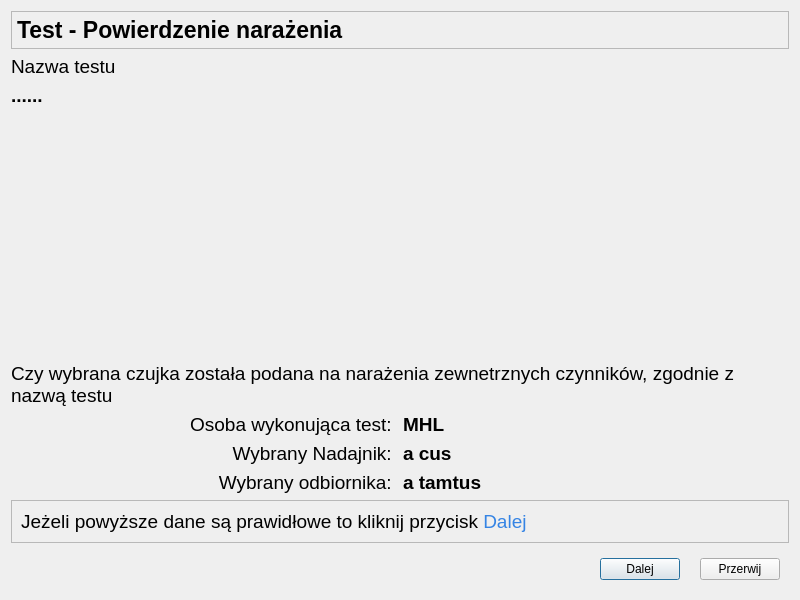
Old version of the form CzujkiLinioweApp/oknopotwierdzenienarazenia.ui in the repository wiacekmarcin/CzujkiLiniowe.
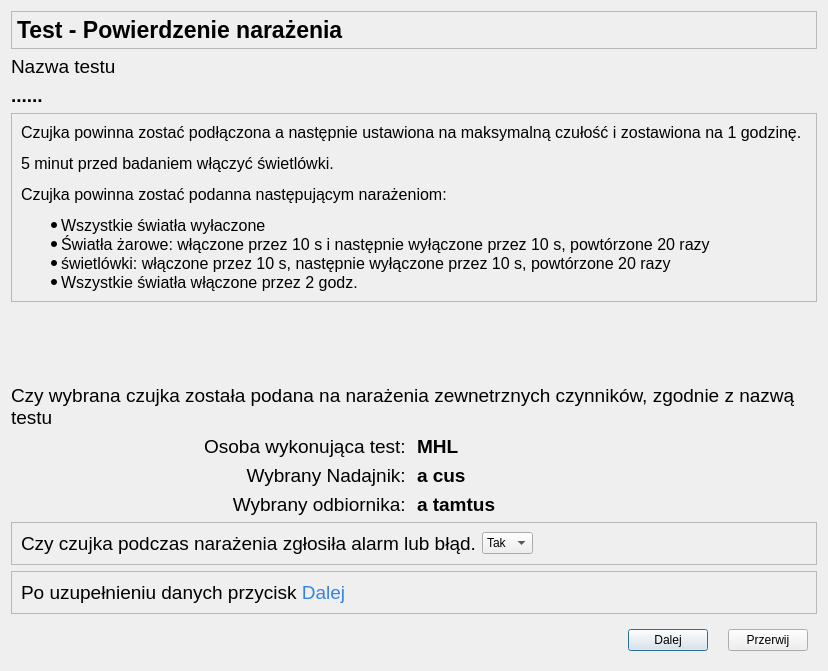
New version of the form. Icons and pictures are not drawn.

```diff
--- a/CzujkiLinioweApp/oknopotwierdzenienarazenia.ui
+++ b/CzujkiLinioweApp/oknopotwierdzenienarazenia.ui
@@ -6,16 +6,75 @@
    <rect>
     <x>0</x>
     <y>0</y>
-    <width>800</width>
-    <height>600</height>
+    <width>828</width>
+    <height>671</height>
    </rect>
   </property>
   <property name="windowTitle">
    <string>Parametry Testu - potwierdzenie wykonanych czynności</string>
   </property>
   <layout class="QGridLayout" name="gridLayout">
-   <item row="5" column="1">
-    <widget class="QLabel" name="osobaWykonujacaTest">
+   <item row="11" column="0" colspan="2">
+    <widget class="QWidget" name="widget" native="true">
+     <layout class="QHBoxLayout" name="horizontalLayout_3">
+      <property name="spacing">
+       <number>20</number>
+      </property>
+      <item>
+       <spacer name="horizontalSpacer">
+        <property name="orientation">
+         <enum>Qt::Horizontal</enum>
+        </property>
+        <property name="sizeHint" stdset="0">
+         <size>
+          <width>349</width>
+          <height>20</height>
+         </size>
+        </property>
+       </spacer>
+      </item>
+      <item>
+       <widget class="QPushButton" name="pbDalej">
+        <property name="text">
+         <string>Dalej</string>
+        </property>
+        <property name="icon">
+         <iconset theme="media-playback-start">
+          <normaloff>.</normaloff>.</iconset>
+        </property>
+       </widget>
+      </item>
+      <item>
+       <widget class="QPushButton" name="pbPrzerwij">
+        <property name="text">
+         <string>Przerwij</string>
+        </property>
+        <property name="icon">
+         <iconset theme="media-playback-stop">
+          <normaloff>.</normaloff>.</iconset>
+        </property>
+       </widget>
+      </item>
+     </layout>
+    </widget>
+   </item>
+   <item row="8" column="0">
+    <widget class="QLabel" name="eReceiver">
+     <property name="font">
+      <font>
+       <pointsize>14</pointsize>
+      </font>
+     </property>
+     <property name="text">
+      <string>Wybrany odbiornika: </string>
+     </property>
+     <property name="alignment">
+      <set>Qt::AlignRight|Qt::AlignTrailing|Qt::AlignVCenter</set>
+     </property>
+    </widget>
+   </item>
+   <item row="7" column="1">
+    <widget class="QLabel" name="numerNadajnika">
      <property name="font">
       <font>
        <pointsize>14</pointsize>
@@ -23,10 +82,62 @@
       </font>
      </property>
      <property name="text">
-      <string>MHL</string>
+      <string>a cus</string>
      </property>
     </widget>
    </item>
+   <item row="4" column="0">
+    <spacer name="verticalSpacer">
+     <property name="orientation">
+      <enum>Qt::Vertical</enum>
+     </property>
+     <property name="sizeHint" stdset="0">
+      <size>
+       <width>20</width>
+       <height>40</height>
+      </size>
+     </property>
+    </spacer>
+   </item>
+   <item row="1" column="0">
+    <widget class="QLabel" name="lTestName">
+     <property name="font">
+      <font>
+       <pointsize>14</pointsize>
+      </font>
+     </property>
+     <property name="text">
+      <string>Nazwa testu</string>
+     </property>
+     <property name="alignment">
+      <set>Qt::AlignLeading|Qt::AlignLeft|Qt::AlignVCenter</set>
+     </property>
+    </widget>
+   </item>
+   <item row="3" column="0" colspan="2">
+    <widget class="QFrame" name="fr_rozproszoneSwiatlo">
+     <property name="frameShape">
+      <enum>QFrame::StyledPanel</enum>
+     </property>
+     <property name="frameShadow">
+      <enum>QFrame::Raised</enum>
+     </property>
+     <layout class="QHBoxLayout" name="horizontalLayout_4">
+      <item>
+       <widget class="QLabel" name="label">
+        <property name="font">
+         <font>
+          <pointsize>12</pointsize>
+         </font>
+        </property>
+        <property name="text">
+         <string>&lt;html&gt;&lt;head/&gt;&lt;body&gt;&lt;p&gt;Czujka powinna zostać podłączona a następnie ustawiona na maksymalną czułość i zostawiona na 1 godzinę.&lt;/p&gt;&lt;p&gt;5 minut przed badaniem włączyć świetlówki.&lt;/p&gt;&lt;p&gt;Czujka powinna zostać podanna następującym narażeniom:&lt;/p&gt;&lt;ul style=&quot;margin-top: 0px; margin-bottom: 0px; margin-left: 0px; margin-right: 0px; -qt-list-indent: 1;&quot;&gt;&lt;li style=&quot; margin-top:12px; margin-bottom:0px; margin-left:0px; margin-right:0px; -qt-block-indent:0; text-indent:0px;&quot;&gt;Wszystkie światła wyłaczone&lt;/li&gt;&lt;li style=&quot; margin-top:0px; margin-bottom:0px; margin-left:0px; margin-right:0px; -qt-block-indent:0; text-indent:0px;&quot;&gt;Światła żarowe: włączone przez 10 s i następnie wyłączone przez 10 s, powtórzone 20 razy&lt;/li&gt;&lt;li style=&quot; margin-top:0px; margin-bottom:0px; margin-left:0px; margin-right:0px; -qt-block-indent:0; text-indent:0px;&quot;&gt;świetlówki: włączone przez 10 s, następnie wyłączone przez 10 s, powtórzone 20 razy&lt;/li&gt;&lt;li style=&quot; margin-top:0px; margin-bottom:12px; margin-left:0px; margin-right:0px; -qt-block-indent:0; text-indent:0px;&quot;&gt;Wszystkie światła włączone przez 2 godz.&lt;/li&gt;&lt;/ul&gt;&lt;/body&gt;&lt;/html&gt;</string>
+        </property>
+       </widget>
+      </item>
+     </layout>
+    </widget>
+   </item>
    <item row="0" column="0" colspan="2">
     <widget class="QFrame" name="frame">
      <property name="maximumSize">
@@ -76,22 +187,50 @@
      </layout>
     </widget>
    </item>
-   <item row="7" column="0">
-    <widget class="QLabel" name="eReceiver">
+   <item row="5" column="0" colspan="2">
+    <widget class="QLabel" name="label_4">
      <property name="font">
       <font>
        <pointsize>14</pointsize>
       </font>
      </property>
      <property name="text">
-      <string>Wybrany odbiornika: </string>
+      <string>Czy wybrana czujka została podana na narażenia zewnetrznych czynników, zgodnie z nazwą testu</string>
+     </property>
+     <property name="wordWrap">
+      <bool>true</bool>
+     </property>
+    </widget>
+   </item>
+   <item row="6" column="0">
+    <widget class="QLabel" name="lOsobaWykonujacaTest">
+     <property name="font">
+      <font>
+       <pointsize>14</pointsize>
+      </font>
+     </property>
+     <property name="text">
+      <string>Osoba wykonująca test: </string>
      </property>
      <property name="alignment">
       <set>Qt::AlignRight|Qt::AlignTrailing|Qt::AlignVCenter</set>
      </property>
     </widget>
    </item>
-   <item row="7" column="1">
+   <item row="6" column="1">
+    <widget class="QLabel" name="osobaWykonujacaTest">
+     <property name="font">
+      <font>
+       <pointsize>14</pointsize>
+       <bold>true</bold>
+      </font>
+     </property>
+     <property name="text">
+      <string>MHL</string>
+     </property>
+    </widget>
+   </item>
+   <item row="8" column="1">
     <widget class="QLabel" name="numerReceiver">
      <property name="font">
       <font>
@@ -117,51 +256,7 @@
      </property>
     </widget>
    </item>
-   <item row="9" column="0" colspan="2">
-    <widget class="QWidget" name="widget" native="true">
-     <layout class="QHBoxLayout" name="horizontalLayout_3">
-      <property name="spacing">
-       <number>20</number>
-      </property>
-      <item>
-       <spacer name="horizontalSpacer">
-        <property name="orientation">
-         <enum>Qt::Horizontal</enum>
-        </property>
-        <property name="sizeHint" stdset="0">
-         <size>
-          <width>349</width>
-          <height>20</height>
-         </size>
-        </property>
-       </spacer>
-      </item>
-      <item>
-       <widget class="QPushButton" name="pbDalej">
-        <property name="text">
-         <string>Dalej</string>
-        </property>
-        <property name="icon">
-         <iconset theme="media-playback-start">
-          <normaloff>.</normaloff>.</iconset>
-        </property>
-       </widget>
-      </item>
-      <item>
-       <widget class="QPushButton" name="pbPrzerwij">
-        <property name="text">
-         <string>Przerwij</string>
-        </property>
-        <property name="icon">
-         <iconset theme="media-playback-stop">
-          <normaloff>.</normaloff>.</iconset>
-        </property>
-       </widget>
-      </item>
-     </layout>
-    </widget>
-   </item>
-   <item row="6" column="0">
+   <item row="7" column="0">
     <widget class="QLabel" name="eTransmitter">
      <property name="font">
       <font>
@@ -176,35 +271,7 @@
      </property>
     </widget>
    </item>
-   <item row="6" column="1">
-    <widget class="QLabel" name="numerNadajnika">
-     <property name="font">
-      <font>
-       <pointsize>14</pointsize>
-       <bold>true</bold>
-      </font>
-     </property>
-     <property name="text">
-      <string>a cus</string>
-     </property>
-    </widget>
-   </item>
-   <item row="5" column="0">
-    <widget class="QLabel" name="lOsobaWykonujacaTest">
-     <property name="font">
-      <font>
-       <pointsize>14</pointsize>
-      </font>
-     </property>
-     <property name="text">
-      <string>Osoba wykonująca test: </string>
-     </property>
-     <property name="alignment">
-      <set>Qt::AlignRight|Qt::AlignTrailing|Qt::AlignVCenter</set>
-     </property>
-    </widget>
-   </item>
-   <item row="8" column="0" colspan="2">
+   <item row="10" column="0" colspan="2">
     <widget class="QFrame" name="frame_2">
      <property name="frameShape">
       <enum>QFrame::StyledPanel</enum>
@@ -221,56 +288,64 @@
          </font>
         </property>
         <property name="text">
-         <string>&lt;html&gt;&lt;head/&gt;&lt;body&gt;&lt;p&gt;Jeżeli powyższe dane są prawidłowe to kliknij przycisk&lt;span style=&quot; color:#3584e4;&quot;&gt; Dalej&lt;/span&gt;&lt;/p&gt;&lt;/body&gt;&lt;/html&gt;</string>
+         <string>&lt;html&gt;&lt;head/&gt;&lt;body&gt;&lt;p&gt;Po uzupełnieniu danych przycisk&lt;span style=&quot; color:#3584e4;&quot;&gt; Dalej&lt;/span&gt;&lt;/p&gt;&lt;/body&gt;&lt;/html&gt;</string>
         </property>
        </widget>
       </item>
      </layout>
     </widget>
    </item>
-   <item row="1" column="0">
-    <widget class="QLabel" name="lTestName">
-     <property name="font">
-      <font>
-       <pointsize>14</pointsize>
-      </font>
+   <item row="9" column="0" colspan="2">
+    <widget class="QFrame" name="frame_3">
+     <property name="frameShape">
+      <enum>QFrame::StyledPanel</enum>
      </property>
-     <property name="text">
-      <string>Nazwa testu</string>
+     <property name="frameShadow">
+      <enum>QFrame::Raised</enum>
      </property>
-     <property name="alignment">
-      <set>Qt::AlignLeading|Qt::AlignLeft|Qt::AlignVCenter</set>
-     </property>
+     <layout class="QGridLayout" name="gridLayout_2">
+      <item row="0" column="0">
+       <widget class="QLabel" name="label_2">
+        <property name="font">
+         <font>
+          <pointsize>14</pointsize>
+         </font>
+        </property>
+        <property name="text">
+         <string>Czy czujka podczas narażenia zgłosiła alarm lub błąd.</string>
+        </property>
+       </widget>
+      </item>
+      <item row="0" column="1">
+       <widget class="QComboBox" name="cbAlarmYesNo">
+        <item>
+         <property name="text">
+          <string>Tak</string>
+         </property>
+        </item>
+        <item>
+         <property name="text">
+          <string>Nie</string>
+         </property>
+        </item>
+       </widget>
+      </item>
+      <item row="0" column="2">
+       <spacer name="horizontalSpacer_2">
+        <property name="orientation">
+         <enum>Qt::Horizontal</enum>
+        </property>
+        <property name="sizeHint" stdset="0">
+         <size>
+          <width>40</width>
+          <height>20</height>
+         </size>
+        </property>
+       </spacer>
+      </item>
+     </layout>
     </widget>
    </item>
-   <item row="4" column="0" colspan="2">
-    <widget class="QLabel" name="label_4">
-     <property name="font">
-      <font>
-       <pointsize>14</pointsize>
-      </font>
-     </property>
-     <property name="text">
-      <string>Czy wybrana czujka została podana na narażenia zewnetrznych czynników, zgodnie z nazwą testu</string>
-     </property>
-     <property name="wordWrap">
-      <bool>true</bool>
-     </property>
-    </widget>
-   </item>
-   <item row="3" column="0">
-    <spacer name="verticalSpacer">
-     <property name="orientation">
-      <enum>Qt::Vertical</enum>
-     </property>
-     <property name="sizeHint" stdset="0">
-      <size>
-       <width>20</width>
-       <height>40</height>
-      </size>
-     </property>
-    </spacer>
-   </item>
   </layout>
  </widget>
  <resources/>
```
